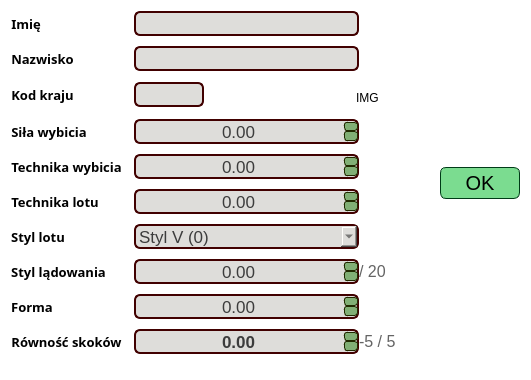
First picture: the form in source/UI/EditorWidgets/JumperEditorWidget.ui, repository SiekamCebule/sj-sim, before the edit.
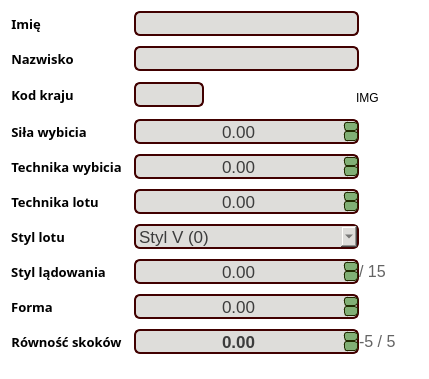
Second picture: the form after the edit.

Diff of the .ui file:
```diff
--- a/source/UI/EditorWidgets/JumperEditorWidget.ui
+++ b/source/UI/EditorWidgets/JumperEditorWidget.ui
@@ -6,8 +6,8 @@
    <rect>
     <x>0</x>
     <y>0</y>
-    <width>531</width>
-    <height>380</height>
+    <width>429</width>
+    <height>379</height>
    </rect>
   </property>
   <property name="windowTitle">
@@ -764,7 +764,7 @@
               <string notr="true">color: rgb(100, 100, 100);</string>
              </property>
              <property name="text">
-              <string>/ 20</string>
+              <string>/ 15</string>
              </property>
             </widget>
            </item>
@@ -989,52 +989,6 @@
            </property>
           </spacer>
          </item>
-         <item>
-          <widget class="QPushButton" name="pushButton_submit">
-           <property name="minimumSize">
-            <size>
-             <width>80</width>
-             <height>32</height>
-            </size>
-           </property>
-           <property name="font">
-            <font>
-             <family>Ubuntu</family>
-             <pointsize>15</pointsize>
-            </font>
-           </property>
-           <property name="focusPolicy">
-            <enum>Qt::StrongFocus</enum>
-           </property>
-           <property name="styleSheet">
-            <string notr="true">QPushButton{
-border: 1px solid rgb(0, 59, 23);
-border-radius: 6px;
-color: rgb(0, 0, 0);
-background-color: rgb(123, 220, 144);
-}
-QPushButton:hover{
-background-color: rgb(153, 253, 174);
-}</string>
-           </property>
-           <property name="text">
-            <string>OK</string>
-           </property>
-          </widget>
-         </item>
-         <item>
-          <spacer name="verticalSpacer_3">
-           <property name="orientation">
-            <enum>Qt::Vertical</enum>
-           </property>
-           <property name="sizeHint" stdset="0">
-            <size>
-             <width>20</width>
-             <height>40</height>
-            </size>
-           </property>
-          </spacer>
-         </item>
         </layout>
        </item>
       </layout>
```
